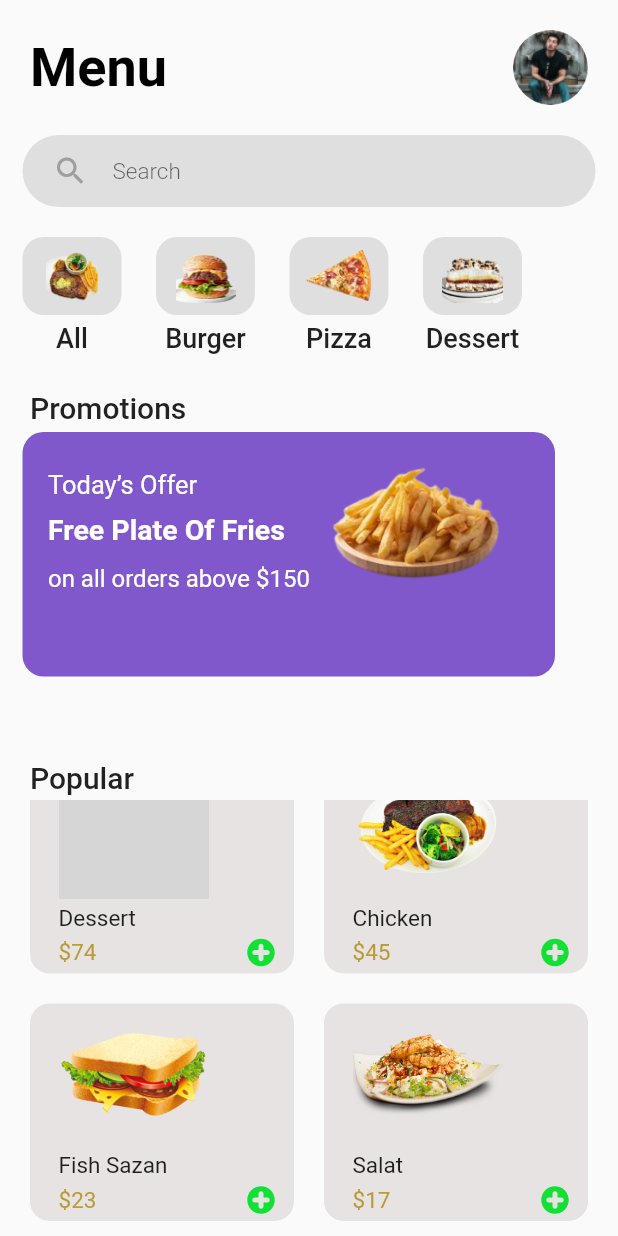
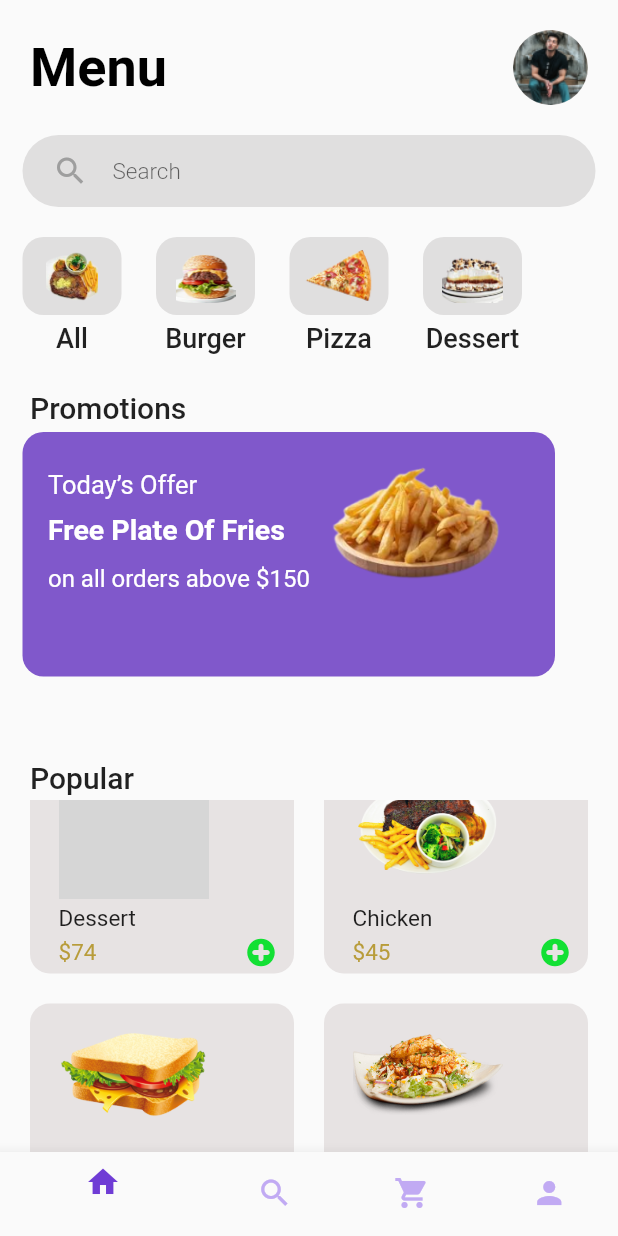
Before and after one commit to root7277/food_shop, a Flutter app: the HomePage screen opened by its route, scrolled down 204 dp, on a phone screen of 412 x 824 dp. Run offline on Flutter 3.47's test engine with Material 2 defaults, Android fonts, the phone set to English and light mode, and no system bars; our stand-ins replace flutter_svg; grey boxes are pictures that could not be loaded.

Commit message:
navigation bar

```diff
--- a/lib/appdata/data.dart
+++ b/lib/appdata/data.dart
@@ -18,3 +18,11 @@ List <Map> data = [
     'name_food': 'Dessert',
   }
 ];
+
+
+Map map = {
+  0: 'home_page',
+  1: '',
+  2: 'items_in_cart',
+  3: ''
+};
--- a/lib/pages/food_data_page.dart
+++ b/lib/pages/food_data_page.dart
@@ -1,5 +1,6 @@
 import 'package:flutter/material.dart';
 import 'package:food_shop/widgets/add_ones_widget.dart';
+import 'package:food_shop/widgets/navigation_bar_widget.dart';
 
 
 class FoodDataPage extends StatefulWidget {
@@ -17,6 +18,7 @@ class _FoodDataPageState extends State<FoodDataPage> {
     final foodData = ModalRoute.of(context)!.settings.arguments as Map;
 
     return Scaffold(
+      resizeToAvoidBottomInset: true,
       backgroundColor: const Color(0xFF5F23DE),
       body: Column(
         crossAxisAlignment: CrossAxisAlignment.start,
@@ -147,7 +149,7 @@ tomato,onions and special sauce""", style: TextStyle(fontSize: 17, fontWeight: F
                         )
                       ),
                       onPressed: (){
-                        Navigator.pushNamed(context, 'items_in_cart');
+                        Navigator.pushNamed(context, 'home_page');
                       },
                       child: const Text('Add to cart', style: TextStyle(fontSize: 23, fontWeight: FontWeight.w500, color: Colors.white)),
                     ),
--- a/lib/pages/home_page.dart
+++ b/lib/pages/home_page.dart
@@ -1,4 +1,5 @@
 import 'package:flutter/material.dart';
+import 'package:food_shop/widgets/navigation_bar_widget.dart';
 // import 'package:food_shop/widgets/navigation_bar_widget.dart';
 import 'package:food_shop/widgets/scroll_food.dart';
 import 'package:food_shop/widgets/cart_widget.dart';
@@ -19,7 +20,7 @@ class _HomePageState extends State<HomePage> {
     return SafeArea(
       child: Scaffold(
         resizeToAvoidBottomInset: false,
-
+        bottomNavigationBar: const NavigationBarWidget(),
         body: Padding(
           padding: const EdgeInsets.only(top: 20),
           child: Column(
--- a/lib/widgets/navigation_bar_widget.dart
+++ b/lib/widgets/navigation_bar_widget.dart
@@ -1,4 +1,6 @@
 import 'package:flutter/material.dart';
+import '';
+import '../appdata/data.dart';
 
 
 class NavigationBarWidget extends StatefulWidget {
@@ -20,14 +22,15 @@ class _NavigationBarWidgetState extends State<NavigationBarWidget> {
       onTap: (value) {
         setState(() {
           _current = value;
+          Navigator.pushNamed(context, map[value]);
         });
       },
 
       items: const [
-        BottomNavigationBarItem(icon: Icon(Icons.home)),
-        BottomNavigationBarItem(icon: Icon(Icons.search)),
-        BottomNavigationBarItem(icon: Icon(Icons.shopping_cart)),
-        BottomNavigationBarItem(icon: Icon(Icons.person)),
+        BottomNavigationBarItem(icon: Icon(Icons.home), label: ''),
+        BottomNavigationBarItem(icon: Icon(Icons.search), label: ''),
+        BottomNavigationBarItem(icon: Icon(Icons.shopping_cart), label: ''),
+        BottomNavigationBarItem(icon: Icon(Icons.person), label: ''),
       ]
     );
   }
```
